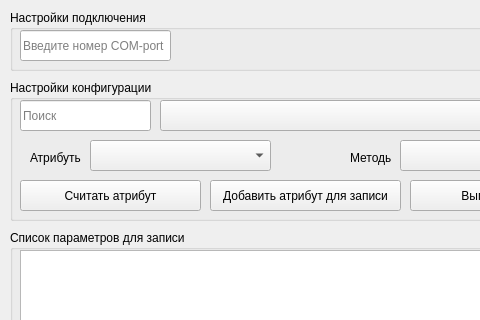
Above: libs/maket.ui from loccupy/Emergency_Configurator before the change; both pictures show x 0 to 480 and y 0 to 320 of the 631 by 702 pixel window. Below: the same form after it.
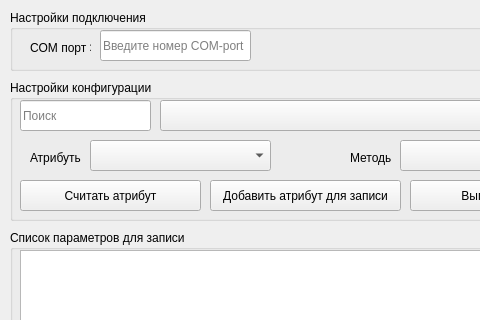
That is the form after the change.

```diff
--- a/libs/maket.ui
+++ b/libs/maket.ui
@@ -46,7 +46,7 @@
    <widget class="QLineEdit" name="enter_com">
     <property name="geometry">
      <rect>
-      <x>10</x>
+      <x>90</x>
       <y>20</y>
       <width>151</width>
       <height>31</height>
@@ -71,6 +71,19 @@
      <string>Введите номер COM-port</string>
     </property>
    </widget>
+   <widget class="QLabel" name="label_3">
+    <property name="geometry">
+     <rect>
+      <x>20</x>
+      <y>30</y>
+      <width>61</width>
+      <height>16</height>
+     </rect>
+    </property>
+    <property name="text">
+     <string>COM порт &gt;</string>
+    </property>
+   </widget>
   </widget>
   <widget class="QTextEdit" name="textEdit">
    <property name="enabled">
```
